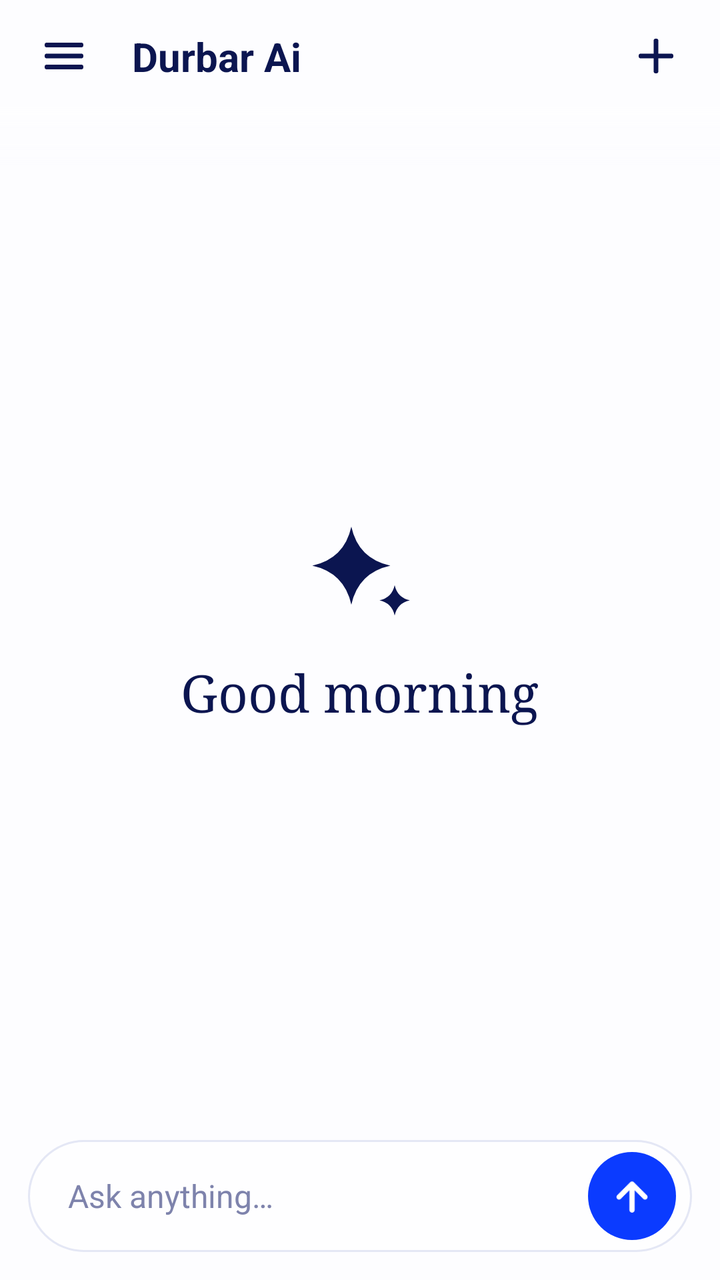
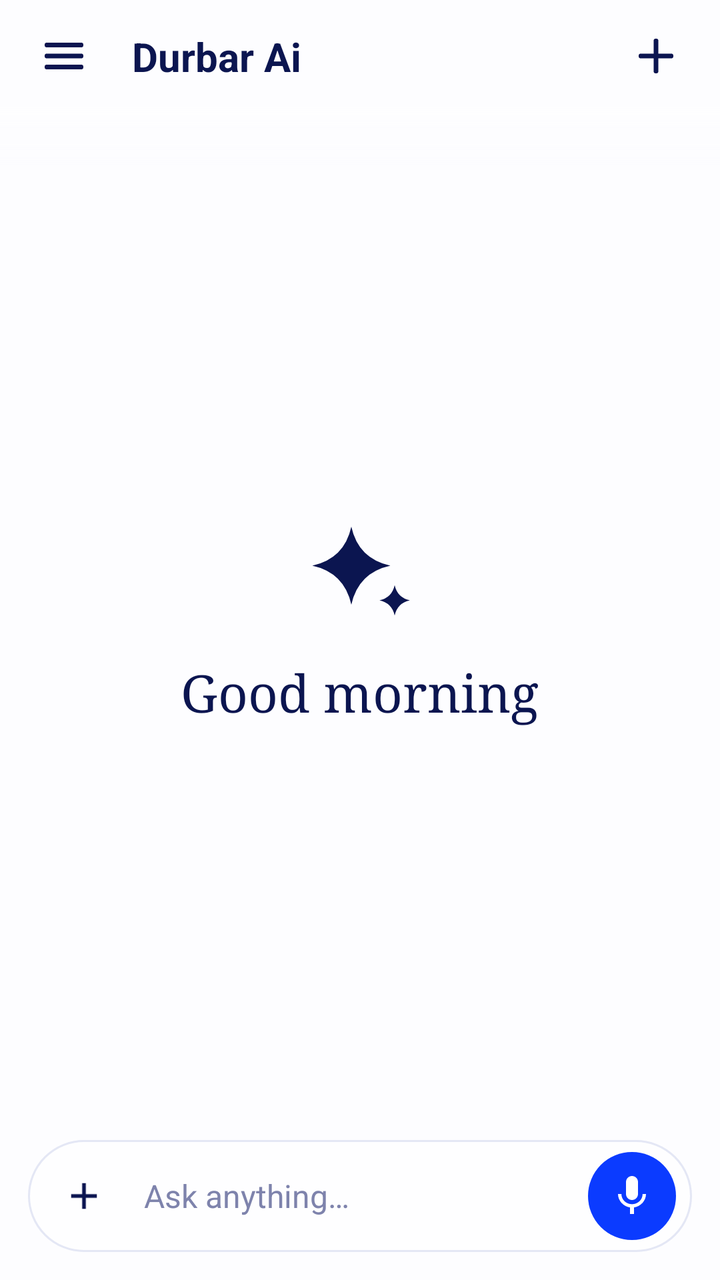

Two renders of the same Android screen: before a commit and after it. Below are the layout's source before the change and the commit's diff.
<!-- AndroidManifest.xml: activity theme Theme.DurbarAi -->
<!-- res/layout/activity_chat.xml -->
<?xml version="1.0" encoding="utf-8"?>
<androidx.drawerlayout.widget.DrawerLayout
    xmlns:android="http://schemas.android.com/apk/res/android"
    xmlns:app="http://schemas.android.com/apk/res-auto"
    xmlns:tools="http://schemas.android.com/tools"
    android:id="@+id/aiDrawer"
    android:layout_width="match_parent"
    android:layout_height="match_parent">

    <androidx.constraintlayout.widget.ConstraintLayout
        android:layout_width="match_parent"
        android:layout_height="match_parent"
        android:background="@color/ai_bg"
        android:fitsSystemWindows="true">

        <ImageView
            android:id="@+id/ivAiMenu"
            android:layout_width="48dp"
            android:layout_height="48dp"
            android:layout_marginStart="8dp"
            android:layout_marginTop="4dp"
            android:background="?attr/selectableItemBackgroundBorderless"
            android:clickable="true"
            android:contentDescription="Chat history"
            android:focusable="true"
            android:padding="12dp"
            android:src="@drawable/ic_ai_menu"
            app:layout_constraintStart_toStartOf="parent"
            app:layout_constraintTop_toTopOf="parent" />

        <TextView
            android:id="@+id/tvAiTitle"
            android:layout_width="wrap_content"
            android:layout_height="wrap_content"
            android:layout_marginStart="10dp"
            android:maxLines="1"
            android:text="Durbar Ai"
            android:textColor="@color/ai_ink"
            android:textSize="20sp"
            android:textStyle="bold"
            app:layout_constraintBottom_toBottomOf="@id/ivAiMenu"
            app:layout_constraintStart_toEndOf="@id/ivAiMenu"
            app:layout_constraintTop_toTopOf="@id/ivAiMenu" />

        <ImageView
            android:id="@+id/ivAiNewChat"
            android:layout_width="48dp"
            android:layout_height="48dp"
            android:layout_marginEnd="8dp"
            android:background="?attr/selectableItemBackgroundBorderless"
            android:clickable="true"
            android:contentDescription="New chat"
            android:focusable="true"
            android:padding="12dp"
            android:src="@drawable/ic_ai_new_chat"
            app:layout_constraintBottom_toBottomOf="@id/ivAiMenu"
            app:layout_constraintEnd_toEndOf="parent"
            app:layout_constraintTop_toTopOf="@id/ivAiMenu" />

        <LinearLayout
            android:id="@+id/aiEmptyState"
            android:layout_width="0dp"
            android:layout_height="0dp"
            android:gravity="center"
            android:orientation="vertical"
            android:paddingStart="32dp"
            android:paddingEnd="32dp"
            app:layout_constraintBottom_toTopOf="@id/aiInputBar"
            app:layout_constraintEnd_toEndOf="parent"
            app:layout_constraintStart_toStartOf="parent"
            app:layout_constraintTop_toBottomOf="@id/ivAiMenu">

            <ImageView
                android:layout_width="52dp"
                android:layout_height="52dp"
                android:importantForAccessibility="no"
                android:src="@drawable/ic_ai_sparkle" />

            <TextView
                android:id="@+id/tvAiGreeting"
                android:layout_width="wrap_content"
                android:layout_height="wrap_content"
                android:layout_marginTop="18dp"
                android:fontFamily="serif"
                android:gravity="center"
                android:text="Good morning"
                android:textColor="@color/ai_ink"
                android:textSize="26sp" />

        </LinearLayout>

        <androidx.recyclerview.widget.RecyclerView
            android:id="@+id/rvAiMessages"
            android:layout_width="0dp"
            android:layout_height="0dp"
            android:clipToPadding="false"
            android:paddingStart="16dp"
            android:paddingTop="16dp"
            android:paddingEnd="16dp"
            android:paddingBottom="100dp"
            app:layout_constraintBottom_toBottomOf="parent"
            app:layout_constraintEnd_toEndOf="parent"
            app:layout_constraintStart_toStartOf="parent"
            app:layout_constraintTop_toBottomOf="@id/ivAiMenu" />

        <View
            android:id="@+id/viewAiFadeTop"
            android:layout_width="0dp"
            android:layout_height="32dp"
            android:background="@drawable/bg_ai_fade_top"
            app:layout_constraintEnd_toEndOf="parent"
            app:layout_constraintStart_toStartOf="parent"
            app:layout_constraintTop_toBottomOf="@id/ivAiMenu" />

        <androidx.constraintlayout.widget.ConstraintLayout
            android:id="@+id/aiInputBar"
            android:layout_width="0dp"
            android:layout_height="wrap_content"
            android:layout_marginStart="14dp"
            android:layout_marginEnd="14dp"
            android:layout_marginBottom="14dp"
            android:background="@drawable/bg_ai_input_transparent"
            android:elevation="0dp"
            app:layout_constraintBottom_toBottomOf="parent"
            app:layout_constraintEnd_toEndOf="parent"
            app:layout_constraintStart_toStartOf="parent">

            <EditText
                android:id="@+id/etAiQuestion"
                android:layout_width="0dp"
                android:layout_height="wrap_content"
                android:layout_marginStart="14dp"
                android:layout_marginEnd="4dp"
                android:background="@null"
                android:gravity="center_vertical"
                android:hint="Ask anything…"
                android:inputType="textCapSentences|textMultiLine"
                android:maxLines="5"
                android:minHeight="56dp"
                android:paddingStart="6dp"
                android:paddingTop="12dp"
                android:paddingEnd="6dp"
                android:paddingBottom="12dp"
                android:textColor="@color/ai_ink"
                android:textColorHint="@color/ai_hint"
                android:textCursorDrawable="@drawable/bg_ai_cursor"
                android:textSize="16sp"
                android:theme="@style/AiEditTextTheme"
                app:layout_constraintBottom_toBottomOf="parent"
                app:layout_constraintEnd_toStartOf="@id/ivAiSend"
                app:layout_constraintStart_toStartOf="parent"
                app:layout_constraintTop_toTopOf="parent"
                tools:targetApi="q" />

            <TextView
                android:id="@+id/tvAiModelChip"
                android:layout_width="wrap_content"
                android:layout_height="36dp"
                android:layout_marginStart="14dp"
                android:layout_marginEnd="8dp"
                android:background="@drawable/bg_ai_chip"
                android:clickable="true"
                android:ellipsize="end"
                android:focusable="true"
                android:gravity="center_vertical"
                android:maxLines="1"
                android:maxWidth="220dp"
                android:paddingStart="14dp"
                android:paddingEnd="14dp"
                android:text="Durbar Ai ▾"
                android:textColor="@color/ai_ink"
                android:textSize="13sp"
                android:textStyle="bold"
                android:visibility="gone"
                app:layout_constrainedWidth="true"
                app:layout_constraintBottom_toBottomOf="@id/ivAiSend"
                app:layout_constraintEnd_toStartOf="@id/ivAiSend"
                app:layout_constraintHorizontal_bias="0"
                app:layout_constraintStart_toStartOf="parent"
                app:layout_constraintTop_toTopOf="@id/ivAiSend" />

            <ImageView
                android:id="@+id/ivAiSend"
                android:layout_width="44dp"
                android:layout_height="44dp"
                android:layout_marginTop="6dp"
                android:layout_marginEnd="8dp"
                android:layout_marginBottom="6dp"
                android:background="@drawable/bg_ai_send_circle"
                android:clickable="true"
                android:contentDescription="Send"
                android:focusable="true"
                android:padding="10dp"
                android:src="@drawable/ic_ai_send_up"
                app:layout_constraintBottom_toBottomOf="parent"
                app:layout_constraintEnd_toEndOf="parent"
                app:layout_constraintTop_toTopOf="parent" />

        </androidx.constraintlayout.widget.ConstraintLayout>

    </androidx.constraintlayout.widget.ConstraintLayout>

    <LinearLayout
        android:id="@+id/aiHistoryPanel"
        android:layout_width="300dp"
        android:layout_height="match_parent"
        android:layout_gravity="start"
        android:background="@color/white"
        android:clickable="true"
        android:elevation="16dp"
        android:fitsSystemWindows="true"
        android:focusable="true"
        android:orientation="vertical">

        <LinearLayout
            android:layout_width="match_parent"
            android:layout_height="wrap_content"
            android:gravity="center_vertical"
            android:orientation="horizontal"
            android:paddingStart="20dp"
            android:paddingTop="20dp"
            android:paddingEnd="20dp"
            android:paddingBottom="12dp">

            <ImageView
                android:layout_width="30dp"
                android:layout_height="30dp"
                android:importantForAccessibility="no"
                android:src="@drawable/ic_ai_sparkle" />

            <TextView
                android:layout_width="wrap_content"
                android:layout_height="wrap_content"
                android:layout_marginStart="12dp"
                android:text="Durbar Ai"
                android:textColor="@color/ai_ink"
                android:textSize="20sp"
                android:textStyle="bold" />

        </LinearLayout>

        <LinearLayout
            android:id="@+id/btnAiNewChat"
            android:layout_width="match_parent"
            android:layout_height="50dp"
            android:layout_marginStart="16dp"
            android:layout_marginTop="8dp"
            android:layout_marginEnd="16dp"
            android:layout_marginBottom="12dp"
            android:background="@drawable/bg_ai_new_chat"
            android:clickable="true"
            android:focusable="true"
            android:gravity="center"
            android:orientation="horizontal">

            <ImageView
                android:layout_width="20dp"
                android:layout_height="20dp"
                android:importantForAccessibility="no"
                android:src="@drawable/ic_add" />

            <TextView
                android:layout_width="wrap_content"
                android:layout_height="wrap_content"
                android:layout_marginStart="8dp"
                android:text="New chat"
                android:textColor="@color/white"
                android:textSize="15sp"
                android:textStyle="bold" />

        </LinearLayout>

        <TextView
            android:layout_width="match_parent"
            android:layout_height="wrap_content"
            android:paddingStart="20dp"
            android:paddingTop="4dp"
            android:paddingEnd="20dp"
            android:paddingBottom="6dp"
            android:text="Chat history"
            android:textColor="@color/ai_hint"
            android:textSize="13sp"
            android:textStyle="bold" />

        <FrameLayout
            android:layout_width="match_parent"
            android:layout_height="0dp"
            android:layout_weight="1">

            <androidx.recyclerview.widget.RecyclerView
                android:id="@+id/rvAiHistory"
                android:layout_width="match_parent"
                android:layout_height="match_parent" />

            <TextView
                android:id="@+id/tvAiHistoryEmpty"
                android:layout_width="wrap_content"
                android:layout_height="wrap_content"
                android:layout_gravity="center"
                android:text="No chats yet"
                android:textColor="@color/ai_hint"
                android:textSize="14sp" />

        </FrameLayout>

        <View
            android:layout_width="match_parent"
            android:layout_height="1dp"
            android:layout_marginStart="20dp"
            android:layout_marginEnd="20dp"
            android:background="@color/ai_border" />

        <LinearLayout
            android:id="@+id/btnAiBack"
            android:layout_width="match_parent"
            android:layout_height="52dp"
            android:background="?attr/selectableItemBackground"
            android:clickable="true"
            android:focusable="true"
            android:gravity="center_vertical"
            android:orientation="horizontal"
            android:paddingStart="20dp"
            android:paddingEnd="20dp">

            <ImageView
                android:layout_width="22dp"
                android:layout_height="22dp"
                android:importantForAccessibility="no"
                android:src="@drawable/ic_back_arrow"
                app:tint="@color/ai_ink" />

            <TextView
                android:layout_width="wrap_content"
                android:layout_height="wrap_content"
                android:layout_marginStart="14dp"
                android:text="Close app"
                android:textColor="@color/ai_ink"
                android:textSize="15sp" />

        </LinearLayout>

    </LinearLayout>

</androidx.drawerlayout.widget.DrawerLayout>
<!-- resources referenced by this layout -->
<resources>
  <color name="ai_bg">#FFFDFDFF</color>
  <color name="ai_border">#FFE4E7F5</color>
  <color name="ai_hint">#FF7E83AC</color>
  <color name="ai_ink">#FF0B1550</color>
  <color name="white">#FFFFFF</color>
  <!-- drawable bg_ai_chip (drawable) -->
  <?xml version="1.0" encoding="utf-8"?>
  <shape xmlns:android="http://schemas.android.com/apk/res/android"
      android:shape="rectangle">
      <solid android:color="@color/ai_tint" />
      <corners android:radius="18dp" />
  </shape>
  <!-- drawable bg_ai_cursor (drawable) -->
  <?xml version="1.0" encoding="utf-8"?>
  <shape xmlns:android="http://schemas.android.com/apk/res/android"
      android:shape="rectangle">
      <solid android:color="@color/ai_blue" />
      <size android:width="2dp" />
  </shape>
  <!-- drawable bg_ai_fade_top (drawable) -->
  <?xml version="1.0" encoding="utf-8"?>
  <shape xmlns:android="http://schemas.android.com/apk/res/android"
      android:shape="rectangle">
      <gradient
          android:angle="270"
          android:startColor="@color/ai_bg"
          android:endColor="#00FDFDFF" />
  </shape>
  <!-- drawable bg_ai_new_chat (drawable) -->
  <?xml version="1.0" encoding="utf-8"?>
  <shape xmlns:android="http://schemas.android.com/apk/res/android"
      android:shape="rectangle">
      <solid android:color="@color/ai_blue" />
      <corners android:radius="26dp" />
  </shape>
  <!-- drawable bg_ai_send_circle (drawable) -->
  <?xml version="1.0" encoding="utf-8"?>
  <shape xmlns:android="http://schemas.android.com/apk/res/android"
      android:shape="oval">
      <solid android:color="@color/ai_blue" />
  </shape>
  <!-- drawable ic_add (drawable) -->
  <vector xmlns:android="http://schemas.android.com/apk/res/android"
      android:width="24dp"
      android:height="24dp"
      android:viewportWidth="24"
      android:viewportHeight="24">
      <path
          android:pathData="M19,13h-6v6h-2v-6H5v-2h6V5h2v6h6v2z"
          android:fillColor="#FFFFFF" />
  </vector>
  <!-- drawable ic_ai_send_up (drawable) -->
  <?xml version="1.0" encoding="utf-8"?>
  <vector xmlns:android="http://schemas.android.com/apk/res/android"
      android:width="24dp"
      android:height="24dp"
      android:viewportWidth="24"
      android:viewportHeight="24">
      <path
          android:pathData="M12,19L12,6M5.5,12.5L12,6L18.5,12.5"
          android:strokeColor="#FFFFFFFF"
          android:strokeWidth="2.6"
          android:strokeLineCap="round"
          android:strokeLineJoin="round" />
  </vector>
  <!-- drawable ic_back_arrow (drawable) -->
  <vector xmlns:android="http://schemas.android.com/apk/res/android"
      android:width="24dp"
      android:height="24dp"
      android:viewportWidth="24"
      android:viewportHeight="24">
      <path
          android:fillColor="#000000"
          android:pathData="M20,11H7.83l5.59,-5.59L12,4l-8,8 8,8 1.41,-1.41L7.83,13H20v-2z" />
  </vector>
  <style name="AiEditTextTheme" parent="ThemeOverlay.AppCompat">
          <item name="colorAccent">@color/ai_blue</item>
          <item name="colorControlActivated">@color/ai_blue</item>
      </style>
  <style name="Theme.DurbarAi" parent="Theme.MaterialComponents.Light.NoActionBar">
          <item name="colorPrimary">@color/satin_blue</item>
          <item name="colorPrimaryVariant">@color/navy_blue</item>
          <item name="colorOnPrimary">@color/white</item>
          <item name="colorSecondary">@color/brand_red</item>
          <item name="android:statusBarColor">@color/ai_bg</item>
          <item name="android:navigationBarColor">@color/ai_bg</item>
          <item name="android:windowLightStatusBar">true</item>
      </style>
  <color name="ai_tint">#FFEEF1FF</color>
  <color name="ai_blue">#FF0B3BFF</color>
  <color name="satin_blue">#1E3A8A</color>
  <color name="navy_blue">#0A1A3D</color>
  <color name="brand_red">#E53935</color>
  <!-- unchanged entries left out for length: 4 -->
</resources>

<!-- the commit's change to res/layout/activity_chat.xml (unified diff, before → after) -->
@@ -129,7 +129,7 @@
                 android:id="@+id/etAiQuestion"
                 android:layout_width="0dp"
                 android:layout_height="wrap_content"
-                android:layout_marginStart="14dp"
+                android:layout_marginStart="4dp"
                 android:layout_marginEnd="4dp"
                 android:background="@null"
                 android:gravity="center_vertical"
@@ -142,29 +142,46 @@
                 android:paddingEnd="6dp"
                 android:paddingBottom="12dp"
                 android:textColor="@color/ai_ink"
+                android:textColorHighlight="#4D0B3BFF"
                 android:textColorHint="@color/ai_hint"
                 android:textCursorDrawable="@drawable/bg_ai_cursor"
                 android:textSize="16sp"
                 android:theme="@style/AiEditTextTheme"
                 app:layout_constraintBottom_toBottomOf="parent"
                 app:layout_constraintEnd_toStartOf="@id/ivAiSend"
-                app:layout_constraintStart_toStartOf="parent"
+                app:layout_constraintStart_toEndOf="@id/ivAiPlus"
                 app:layout_constraintTop_toTopOf="parent"
                 tools:targetApi="q" />
 
+            <ImageView
+                android:id="@+id/ivAiPlus"
+                android:layout_width="40dp"
+                android:layout_height="40dp"
+                android:layout_marginStart="8dp"
+                android:background="?attr/selectableItemBackgroundBorderless"
+                android:clickable="true"
+                android:contentDescription="Add"
+                android:focusable="true"
+                android:padding="9dp"
+                android:src="@drawable/ic_add"
+                app:layout_constraintBottom_toBottomOf="@id/ivAiSend"
+                app:layout_constraintStart_toStartOf="parent"
+                app:layout_constraintTop_toTopOf="@id/ivAiSend"
+                app:tint="@color/ai_ink" />
+
             <TextView
                 android:id="@+id/tvAiModelChip"
                 android:layout_width="wrap_content"
                 android:layout_height="36dp"
-                android:layout_marginStart="14dp"
-                android:layout_marginEnd="8dp"
+                android:layout_marginStart="6dp"
+                android:layout_marginEnd="4dp"
                 android:background="@drawable/bg_ai_chip"
                 android:clickable="true"
                 android:ellipsize="end"
                 android:focusable="true"
                 android:gravity="center_vertical"
                 android:maxLines="1"
-                android:maxWidth="220dp"
+                android:maxWidth="170dp"
                 android:paddingStart="14dp"
                 android:paddingEnd="14dp"
                 android:text="Durbar Ai ▾"
@@ -174,10 +191,27 @@
                 android:visibility="gone"
                 app:layout_constrainedWidth="true"
                 app:layout_constraintBottom_toBottomOf="@id/ivAiSend"
+                app:layout_constraintEnd_toStartOf="@id/ivAiMic"
+                app:layout_constraintHorizontal_bias="0"
+                app:layout_constraintStart_toEndOf="@id/ivAiPlus"
+                app:layout_constraintTop_toTopOf="@id/ivAiSend" />
+
+            <ImageView
+                android:id="@+id/ivAiMic"
+                android:layout_width="40dp"
+                android:layout_height="40dp"
+                android:layout_marginEnd="2dp"
+                android:background="?attr/selectableItemBackgroundBorderless"
+                android:clickable="true"
+                android:contentDescription="Voice input"
+                android:focusable="true"
+                android:padding="9dp"
+                android:src="@drawable/ic_ai_mic"
+                android:visibility="gone"
+                app:layout_constraintBottom_toBottomOf="@id/ivAiSend"
                 app:layout_constraintEnd_toStartOf="@id/ivAiSend"
-                app:layout_constraintHorizontal_bias="0"
-                app:layout_constraintStart_toStartOf="parent"
-                app:layout_constraintTop_toTopOf="@id/ivAiSend" />
+                app:layout_constraintTop_toTopOf="@id/ivAiSend"
+                app:tint="@color/ai_ink" />
 
             <ImageView
                 android:id="@+id/ivAiSend"
@@ -188,10 +222,10 @@
                 android:layout_marginBottom="6dp"
                 android:background="@drawable/bg_ai_send_circle"
                 android:clickable="true"
-                android:contentDescription="Send"
+                android:contentDescription="Voice input"
                 android:focusable="true"
                 android:padding="10dp"
-                android:src="@drawable/ic_ai_send_up"
+                android:src="@drawable/ic_ai_mic"
                 app:layout_constraintBottom_toBottomOf="parent"
                 app:layout_constraintEnd_toEndOf="parent"
                 app:layout_constraintTop_toTopOf="parent" />
@@ -303,42 +337,6 @@
 
         </FrameLayout>
 
-        <View
-            android:layout_width="match_parent"
-            android:layout_height="1dp"
-            android:layout_marginStart="20dp"
-            android:layout_marginEnd="20dp"
-            android:background="@color/ai_border" />
-
-        <LinearLayout
-            android:id="@+id/btnAiBack"
-            android:layout_width="match_parent"
-            android:layout_height="52dp"
-            android:background="?attr/selectableItemBackground"
-            android:clickable="true"
-            android:focusable="true"
-            android:gravity="center_vertical"
-            android:orientation="horizontal"
-            android:paddingStart="20dp"
-            android:paddingEnd="20dp">
-
-            <ImageView
-                android:layout_width="22dp"
-                android:layout_height="22dp"
-                android:importantForAccessibility="no"
-                android:src="@drawable/ic_back_arrow"
-                app:tint="@color/ai_ink" />
-
-            <TextView
-                android:layout_width="wrap_content"
-                android:layout_height="wrap_content"
-                android:layout_marginStart="14dp"
-                android:text="Close app"
-                android:textColor="@color/ai_ink"
-                android:textSize="15sp" />
-
-        </LinearLayout>
-
     </LinearLayout>
 
 </androidx.drawerlayout.widget.DrawerLayout>
<!-- resource entries referenced after the edit -->
@@ -51,29 +51,15 @@
           android:pathData="M19,13h-6v6h-2v-6H5v-2h6V5h2v6h6v2z"
           android:fillColor="#FFFFFF" />
   </vector>
-  <!-- drawable ic_ai_send_up (drawable) -->
-  <?xml version="1.0" encoding="utf-8"?>
+  <!-- drawable ic_ai_mic (drawable) -->
   <vector xmlns:android="http://schemas.android.com/apk/res/android"
       android:width="24dp"
       android:height="24dp"
       android:viewportWidth="24"
       android:viewportHeight="24">
       <path
-          android:pathData="M12,19L12,6M5.5,12.5L12,6L18.5,12.5"
-          android:strokeColor="#FFFFFFFF"
-          android:strokeWidth="2.6"
-          android:strokeLineCap="round"
-          android:strokeLineJoin="round" />
-  </vector>
-  <!-- drawable ic_back_arrow (drawable) -->
-  <vector xmlns:android="http://schemas.android.com/apk/res/android"
-      android:width="24dp"
-      android:height="24dp"
-      android:viewportWidth="24"
-      android:viewportHeight="24">
-      <path
-          android:fillColor="#000000"
-          android:pathData="M20,11H7.83l5.59,-5.59L12,4l-8,8 8,8 1.41,-1.41L7.83,13H20v-2z" />
+          android:fillColor="#FFFFFFFF"
+          android:pathData="M12,14c1.66,0 3,-1.34 3,-3V5c0,-1.66 -1.34,-3 -3,-3S9,3.34 9,5v6c0,1.66 1.34,3 3,3zM17.3,11c0,3 -2.54,5.1 -5.3,5.1S6.7,14 6.7,11H5c0,3.41 2.72,6.23 6,6.72V21h2v-3.28c3.28,-0.48 6,-3.3 6,-6.72h-1.7z" />
   </vector>
   <style name="AiEditTextTheme" parent="ThemeOverlay.AppCompat">
           <item name="colorAccent">@color/ai_blue</item>
@@ -84,6 +70,11 @@
           <item name="colorPrimaryVariant">@color/navy_blue</item>
           <item name="colorOnPrimary">@color/white</item>
           <item name="colorSecondary">@color/brand_red</item>
+          <item name="colorAccent">@color/ai_blue</item>
+          <item name="android:colorAccent">@color/ai_blue</item>
+          <item name="colorControlActivated">@color/ai_blue</item>
+          <item name="android:colorControlActivated">@color/ai_blue</item>
+          <item name="android:textColorHighlight">#4D0B3BFF</item>
           <item name="android:statusBarColor">@color/ai_bg</item>
           <item name="android:navigationBarColor">@color/ai_bg</item>
           <item name="android:windowLightStatusBar">true</item>
